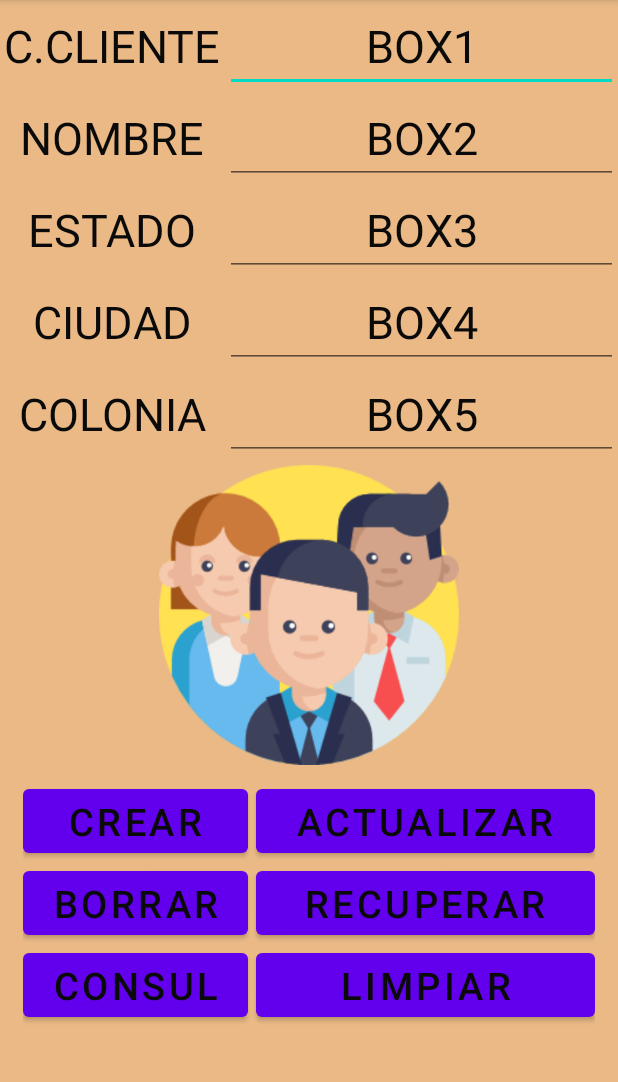
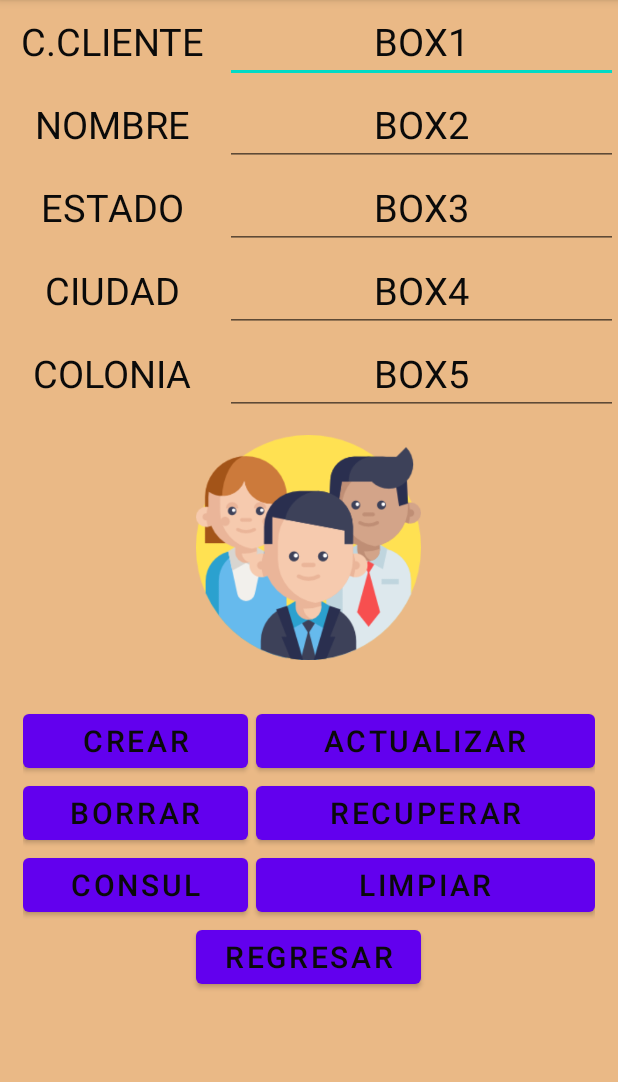
Before and after one commit to gerryspring/ANDROID, an Android app: the screen it shows after launch (CRUDActivity), after a tap on "CLIENTES", on a phone screen of 412 x 824 dp, the part 84-1166 px from its top. Run offline under Robolectric (Android 15) with nearby library versions, the phone set to English and light mode, and no system bars.

```diff
--- a/app/src/main/AndroidManifest.xml
+++ b/app/src/main/AndroidManifest.xml
@@ -9,12 +9,11 @@
         android:roundIcon="@mipmap/ic_launcher_round"
         android:supportsRtl="true"
         android:theme="@style/Theme.Agency">
-        <activity android:name=".view.CRUDActivity"></activity>
+        <activity android:name=".view.CRUDActivity" />
         <activity
             android:name=".view.MainActivity"
             android:label="@string/app_name"
             android:theme="@style/Theme.Agency.NoActionBar">
-
             <intent-filter>
                 <action android:name="android.intent.action.MAIN" />
 
--- /dev/null
+++ b/app/src/main/java/com/example/agency/controller/CRUDListeners.java
@@ -0,0 +1,24 @@
+package com.example.agency.controller;
+
+import android.content.Intent;
+import android.view.View;
+
+import com.example.agency.view.CRUDActivity;
+import com.example.agency.view.MainActivity;
+
+public class CRUDListeners implements View.OnClickListener {
+
+    CRUDActivity crudActivity;
+
+    public CRUDListeners(CRUDActivity act){
+        crudActivity = act;
+    }
+    @Override
+    public void onClick(View evt) {
+        if(evt == crudActivity.btnBack){
+            Intent ObjInt = new Intent(crudActivity, MainActivity.class);
+            crudActivity.startActivity(ObjInt);
+            return;
+        }
+    }
+}
--- a/app/src/main/java/com/example/agency/controller/MainListeners.java
+++ b/app/src/main/java/com/example/agency/controller/MainListeners.java
@@ -8,14 +8,9 @@ import com.example.agency.view.MainActivity;
 
 public class MainListeners implements View.OnClickListener {
     MainActivity mainActivity;
-    CRUDActivity crudActivity;
 
     public MainListeners(MainActivity act){
         this.mainActivity = act;
-    }
-
-    public MainListeners(CRUDActivity act){
-        crudActivity = act;
     }
     @Override
     public void onClick(View evt) {
@@ -41,6 +36,7 @@ public class MainListeners implements View.OnClickListener {
             return;
         }
 
+
     }
 
 
--- a/app/src/main/java/com/example/agency/view/CRUDActivity.java
+++ b/app/src/main/java/com/example/agency/view/CRUDActivity.java
@@ -1,32 +1,36 @@
 package com.example.agency.view;
 
 import android.os.Bundle;
+import android.widget.Button;
 import android.widget.ImageView;
 import android.widget.TextView;
+import androidx.appcompat.widget.Toolbar;
 
 import androidx.appcompat.app.AppCompatActivity;
 
 import com.example.agency.R;
+import com.example.agency.controller.CRUDListeners;
 import com.example.agency.controller.MainListeners;
 import com.example.agency.model.CRUD.CRUD;
 import com.example.agency.model.CRUD.CRUDCar;
 import com.example.agency.model.CRUD.CRUDClient;
-import com.example.agency.model.CRUD.CRUDModel;
 import com.example.agency.model.CRUD.CRUDService;
+import com.google.android.material.floatingactionbutton.FloatingActionButton;
 
 public class CRUDActivity extends AppCompatActivity {
 
     CRUD crud;
-    MainListeners listeners;
+    CRUDListeners listeners;
     public static String pos = "";
 
    public TextView lbl1,lbl2,lbl3,lbl4,lbl5;
    public ImageView source;
-
+   public Button btnBack;
     @Override
     protected void onCreate(Bundle savedInstanceState) {
         super.onCreate(savedInstanceState);
         setContentView(R.layout.activity_crud);
+
         setInterface();
         setListeners();
 //        source.setImageResource(R.drawable.ic_car);
@@ -39,8 +43,13 @@ public class CRUDActivity extends AppCompatActivity {
         lbl3 = findViewById(R.id.lbl3);
         lbl4 = findViewById(R.id.lbl4);
         lbl5 = findViewById(R.id.lbl5);
+
+        btnBack = findViewById(R.id.btnBack);
+
+
         source = findViewById(R.id.view);
-        listeners = new MainListeners(this);
+        listeners = new CRUDListeners(this);
+        btnBack.setOnClickListener(listeners);
         update();
     }
 
--- a/app/src/main/res/layout/activity_crud.xml
+++ b/app/src/main/res/layout/activity_crud.xml
@@ -1,17 +1,15 @@
 <?xml version="1.0" encoding="utf-8"?>
 <RelativeLayout
     xmlns:android="http://schemas.android.com/apk/res/android"
-
-    xmlns:tools="http://schemas.android.com/tools"
     android:layout_width="match_parent"
     android:layout_height="match_parent"
     android:background="@color/crema">
 
     <ImageView
         android:id="@+id/view"
-        android:layout_width="200dp"
-        android:layout_height="200dp"
-        android:layout_marginTop="310dp"
+        android:layout_width="150dp"
+        android:layout_height="150dp"
+        android:layout_marginTop="290dp"
         android:layout_centerHorizontal="true"
         android:src="@drawable/form"
         />
@@ -28,7 +26,7 @@
         <TextView
             android:id="@+id/lbl1"
             android:textColor="@color/negro"
-            android:textSize="30dp"
+            android:textSize="25dp"
             android:layout_width="150dp"
             android:layout_height="match_parent"
             android:text="LABEL1"
@@ -39,7 +37,7 @@
         <EditText
             android:id="@+id/box1"
             android:textColor="@color/negro"
-            android:textSize="30dp"
+            android:textSize="25dp"
             android:layout_width="match_parent"
             android:layout_height="match_parent"
             android:text="BOX1"
@@ -60,7 +58,7 @@
         <TextView
             android:id="@+id/lbl2"
             android:textColor="@color/negro"
-            android:textSize="30dp"
+            android:textSize="25dp"
             android:layout_width="150dp"
             android:layout_height="match_parent"
             android:text="LABEL2"
@@ -71,7 +69,7 @@
         <EditText
             android:id="@+id/box2"
             android:textColor="@color/negro"
-            android:textSize="30dp"
+            android:textSize="25dp"
             android:layout_width="match_parent"
             android:layout_height="match_parent"
             android:text="BOX2"
@@ -92,7 +90,7 @@
         <TextView
             android:id="@+id/lbl3"
             android:textColor="@color/negro"
-            android:textSize="30dp"
+            android:textSize="25dp"
             android:layout_width="150dp"
             android:layout_height="match_parent"
             android:text="LABEL3"
@@ -103,7 +101,7 @@
         <EditText
             android:id="@+id/box3"
             android:textColor="@color/negro"
-            android:textSize="30dp"
+            android:textSize="25dp"
             android:layout_width="match_parent"
             android:layout_height="match_parent"
             android:text="BOX3"
@@ -124,7 +122,7 @@
         <TextView
             android:id="@+id/lbl4"
             android:textColor="@color/negro"
-            android:textSize="30dp"
+            android:textSize="25dp"
             android:layout_width="150dp"
             android:layout_height="match_parent"
             android:text="LABEL4"
@@ -135,7 +133,7 @@
         <EditText
             android:id="@+id/box4"
             android:textColor="@color/negro"
-            android:textSize="30dp"
+            android:textSize="25dp"
             android:layout_width="match_parent"
             android:layout_height="match_parent"
             android:text="BOX4"
@@ -156,7 +154,7 @@
         <TextView
             android:id="@+id/lbl5"
             android:textColor="@color/negro"
-            android:textSize="30dp"
+            android:textSize="25dp"
             android:layout_width="150dp"
             android:layout_height="match_parent"
             android:text="LABEL5"
@@ -167,7 +165,7 @@
         <EditText
             android:id="@+id/box5"
             android:textColor="@color/negro"
-            android:textSize="30dp"
+            android:textSize="25dp"
             android:layout_width="match_parent"
             android:layout_height="match_parent"
             android:text="BOX5"
@@ -181,7 +179,7 @@
         android:id="@+id/sixth"
         android:orientation="horizontal"
         android:gravity="left"
-        android:layout_marginTop="520dp"
+        android:layout_marginTop="470dp"
         android:layout_width="match_parent"
         android:layout_height="wrap_content"
         android:layout_marginRight="15dp"
@@ -190,7 +188,7 @@
         <Button
             android:id="@+id/btnCreate"
             android:textColor="@color/negro"
-            android:textSize="25dp"
+            android:textSize="20dp"
             android:layout_width="150dp"
             android:layout_height="match_parent"
             android:text="CREAR"
@@ -201,7 +199,7 @@
         <Button
             android:id="@+id/btnUpdate"
             android:textColor="@color/negro"
-            android:textSize="25dp"
+            android:textSize="20dp"
             android:layout_width="match_parent"
             android:layout_height="match_parent"
             android:text="ACTUALIZAR"
@@ -224,7 +222,7 @@
         <Button
             android:id="@+id/btnDelete"
             android:textColor="@color/negro"
-            android:textSize="25dp"
+            android:textSize="20dp"
             android:layout_width="150dp"
             android:layout_height="match_parent"
             android:text="BORRAR"
@@ -235,7 +233,7 @@
         <Button
             android:id="@+id/btn"
             android:textColor="@color/negro"
-            android:textSize="25dp"
+            android:textSize="20dp"
             android:layout_width="match_parent"
             android:layout_height="match_parent"
             android:text="RECUPERAR"
@@ -259,7 +257,7 @@
         <Button
             android:id="@+id/btnConsult"
             android:textColor="@color/negro"
-            android:textSize="25dp"
+            android:textSize="20dp"
             android:layout_width="150dp"
             android:layout_height="match_parent"
             android:text="CONSUL"
@@ -269,7 +267,7 @@
         <Button
             android:id="@+id/btnClear"
             android:textColor="@color/negro"
-            android:textSize="25dp"
+            android:textSize="20dp"
             android:layout_width="match_parent"
             android:layout_height="match_parent"
             android:layout_marginLeft="5dp"
@@ -278,7 +276,28 @@
             >
         </Button>
     </LinearLayout>
+    <LinearLayout
+        android:id="@+id/nine"
+        android:orientation="horizontal"
+        android:gravity="center"
+        android:layout_below="@id/eight"
+        android:layout_width="match_parent"
+        android:layout_height="wrap_content"
+        android:layout_marginRight="15dp"
+        android:layout_marginLeft="15dp"
+        >
 
+    <Button
+        android:id="@+id/btnBack"
+        android:textColor="@color/negro"
+        android:textSize="20dp"
+        android:layout_width="150dp"
+        android:layout_height="match_parent"
+        android:text="REGRESAR"
+        android:gravity="center"
+        >
+    </Button>
+    </LinearLayout>
 
 
 
--- a/app/src/main/res/layout/activity_main.xml
+++ b/app/src/main/res/layout/activity_main.xml
@@ -4,7 +4,10 @@
     xmlns:tools="http://schemas.android.com/tools"
     android:layout_width="match_parent"
     android:layout_height="match_parent"
-    tools:context=".view.MainActivity">
+    tools:context=".view.MainActivity"
+    android:background="@color/crema"
+    >
+
 
     <TextView
         android:id="@+id/header"
```
Also changed, not shown: app/src/main/java/com/example/agency/model/CRUD/CRUDModel.java (deleted, +0 -11 lines), app/src/main/res/layout/activity_consult.xml (added, +26 -0 lines), app/src/main/res/values/strings.xml (+9 -0 lines).
